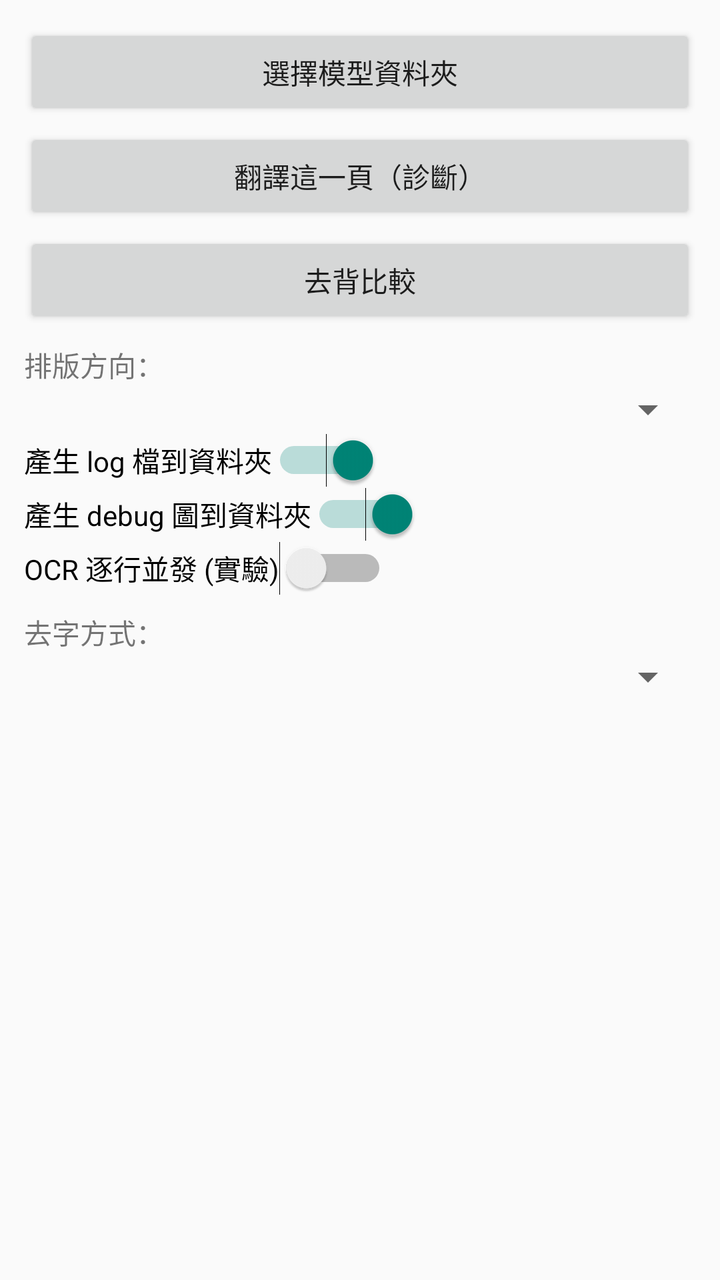
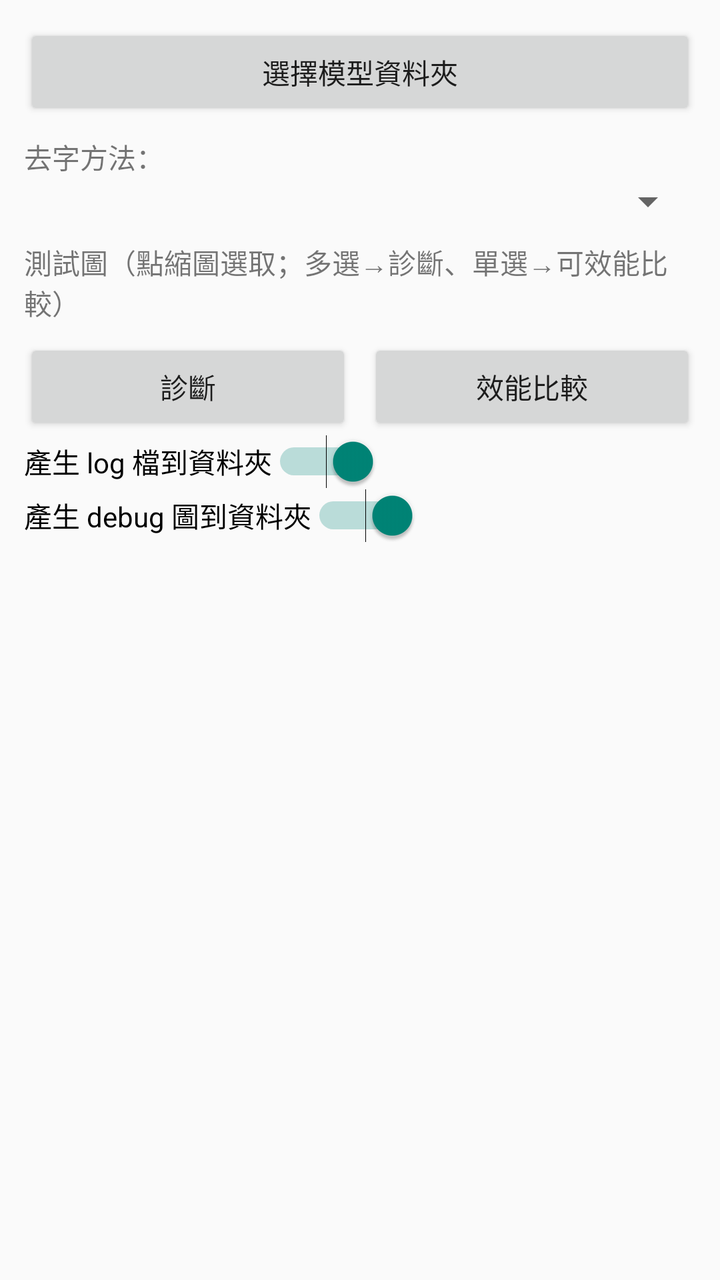

Compare the two renders of this Android layout. The source of the first and the diff that turns it into the second are given below.
<!-- AndroidManifest.xml: application theme Theme.AppCompat.DayNight.NoActionBar -->
<!-- res/layout/activity_main.xml -->
<?xml version="1.0" encoding="utf-8"?>
<ScrollView xmlns:android="http://schemas.android.com/apk/res/android"
    android:id="@+id/scroll"
    android:layout_width="match_parent"
    android:layout_height="match_parent"
    android:fillViewport="true">

    <LinearLayout
        android:id="@+id/container"
        android:layout_width="match_parent"
        android:layout_height="wrap_content"
        android:orientation="vertical"
        android:padding="12dp">

        <Button
            android:id="@+id/pickFolderButton"
            android:layout_width="match_parent"
            android:layout_height="wrap_content"
            android:text="選擇模型資料夾" />

        <Button
            android:id="@+id/detectButton"
            android:layout_width="match_parent"
            android:layout_height="wrap_content"
            android:layout_marginTop="4dp"
            android:text="翻譯這一頁（診斷）" />

        <Button
            android:id="@+id/inpaintCompareButton"
            android:layout_width="match_parent"
            android:layout_height="wrap_content"
            android:layout_marginTop="4dp"
            android:text="去背比較" />

        <TextView
            android:id="@+id/orientLabel"
            android:layout_width="wrap_content"
            android:layout_height="wrap_content"
            android:layout_marginTop="8dp"
            android:text="排版方向：" />

        <Spinner
            android:id="@+id/orientSpinner"
            android:layout_width="match_parent"
            android:layout_height="wrap_content" />

        <Switch
            android:id="@+id/genLogSwitch"
            android:layout_width="wrap_content"
            android:layout_height="wrap_content"
            android:checked="true"
            android:text="產生 log 檔到資料夾" />

        <Switch
            android:id="@+id/genImgSwitch"
            android:layout_width="wrap_content"
            android:layout_height="wrap_content"
            android:checked="true"
            android:text="產生 debug 圖到資料夾" />

        <Switch
            android:id="@+id/ocrConcSwitch"
            android:layout_width="wrap_content"
            android:layout_height="wrap_content"
            android:checked="false"
            android:text="OCR 逐行並發 (實驗)" />

        <TextView
            android:id="@+id/inpaintLabel"
            android:layout_width="wrap_content"
            android:layout_height="wrap_content"
            android:layout_marginTop="8dp"
            android:text="去字方式：" />

        <Spinner
            android:id="@+id/inpaintSpinner"
            android:layout_width="match_parent"
            android:layout_height="wrap_content" />

        <TextView
            android:id="@+id/logText"
            android:layout_width="match_parent"
            android:layout_height="wrap_content"
            android:layout_marginTop="8dp"
            android:fontFamily="monospace"
            android:textSize="12sp"
            android:textIsSelectable="true"
            android:text="" />

    </LinearLayout>
</ScrollView>
<!-- resources referenced by this layout -->
<resources>

</resources>

<!-- the commit's change to res/layout/activity_main.xml (unified diff, before → after) -->
@@ -6,43 +6,68 @@
     android:fillViewport="true">
 
     <LinearLayout
-        android:id="@+id/container"
         android:layout_width="match_parent"
         android:layout_height="wrap_content"
         android:orientation="vertical"
         android:padding="12dp">
 
+        
         <Button
             android:id="@+id/pickFolderButton"
             android:layout_width="match_parent"
             android:layout_height="wrap_content"
             android:text="選擇模型資料夾" />
 
-        <Button
-            android:id="@+id/detectButton"
-            android:layout_width="match_parent"
-            android:layout_height="wrap_content"
-            android:layout_marginTop="4dp"
-            android:text="翻譯這一頁（診斷）" />
-
-        <Button
-            android:id="@+id/inpaintCompareButton"
-            android:layout_width="match_parent"
-            android:layout_height="wrap_content"
-            android:layout_marginTop="4dp"
-            android:text="去背比較" />
-
         <TextView
-            android:id="@+id/orientLabel"
+            android:id="@+id/inpaintLabel"
             android:layout_width="wrap_content"
             android:layout_height="wrap_content"
             android:layout_marginTop="8dp"
-            android:text="排版方向：" />
+            android:text="去字方法：" />
 
         <Spinner
-            android:id="@+id/orientSpinner"
+            android:id="@+id/inpaintSpinner"
             android:layout_width="match_parent"
             android:layout_height="wrap_content" />
+
+        <TextView
+            android:layout_width="wrap_content"
+            android:layout_height="wrap_content"
+            android:layout_marginTop="8dp"
+            android:text="測試圖（點縮圖選取；多選→診斷、單選→可效能比較）" />
+
+        <HorizontalScrollView
+            android:layout_width="match_parent"
+            android:layout_height="wrap_content">
+
+            <LinearLayout
+                android:id="@+id/thumbStrip"
+                android:layout_width="wrap_content"
+                android:layout_height="wrap_content"
+                android:orientation="horizontal" />
+        </HorizontalScrollView>
+
+        <LinearLayout
+            android:layout_width="match_parent"
+            android:layout_height="wrap_content"
+            android:layout_marginTop="8dp"
+            android:orientation="horizontal">
+
+            <Button
+                android:id="@+id/detectButton"
+                android:layout_width="0dp"
+                android:layout_height="wrap_content"
+                android:layout_weight="1"
+                android:text="診斷" />
+
+            <Button
+                android:id="@+id/inpaintCompareButton"
+                android:layout_width="0dp"
+                android:layout_height="wrap_content"
+                android:layout_marginStart="8dp"
+                android:layout_weight="1"
+                android:text="效能比較" />
+        </LinearLayout>
 
         <Switch
             android:id="@+id/genLogSwitch"
@@ -58,34 +83,23 @@
             android:checked="true"
             android:text="產生 debug 圖到資料夾" />
 
-        <Switch
-            android:id="@+id/ocrConcSwitch"
-            android:layout_width="wrap_content"
-            android:layout_height="wrap_content"
-            android:checked="false"
-            android:text="OCR 逐行並發 (實驗)" />
-
-        <TextView
-            android:id="@+id/inpaintLabel"
-            android:layout_width="wrap_content"
-            android:layout_height="wrap_content"
-            android:layout_marginTop="8dp"
-            android:text="去字方式：" />
-
-        <Spinner
-            android:id="@+id/inpaintSpinner"
-            android:layout_width="match_parent"
-            android:layout_height="wrap_content" />
-
-        <TextView
-            android:id="@+id/logText"
+        
+        <LinearLayout
+            android:id="@+id/outputContainer"
             android:layout_width="match_parent"
             android:layout_height="wrap_content"
             android:layout_marginTop="8dp"
-            android:fontFamily="monospace"
-            android:textSize="12sp"
-            android:textIsSelectable="true"
-            android:text="" />
+            android:orientation="vertical">
+
+            <TextView
+                android:id="@+id/logText"
+                android:layout_width="match_parent"
+                android:layout_height="wrap_content"
+                android:fontFamily="monospace"
+                android:textSize="12sp"
+                android:textIsSelectable="true"
+                android:text="" />
+        </LinearLayout>
 
     </LinearLayout>
 </ScrollView>
